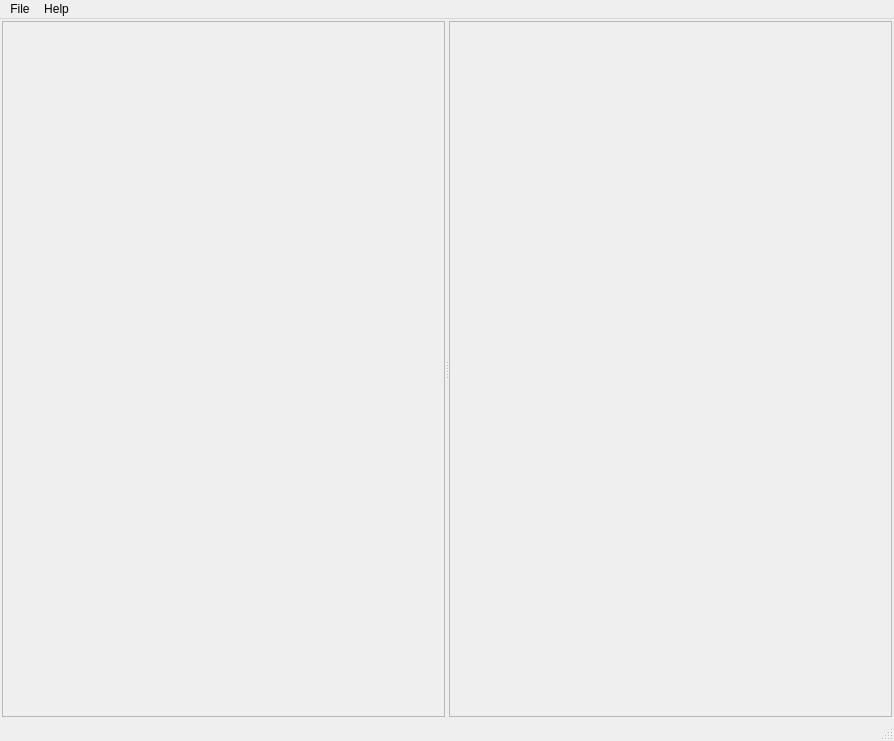
The window that src/gui/py_ui/main_window.ui (OleksanderShevchenko/family_album) describes before a commit, drawn with Qt 5.
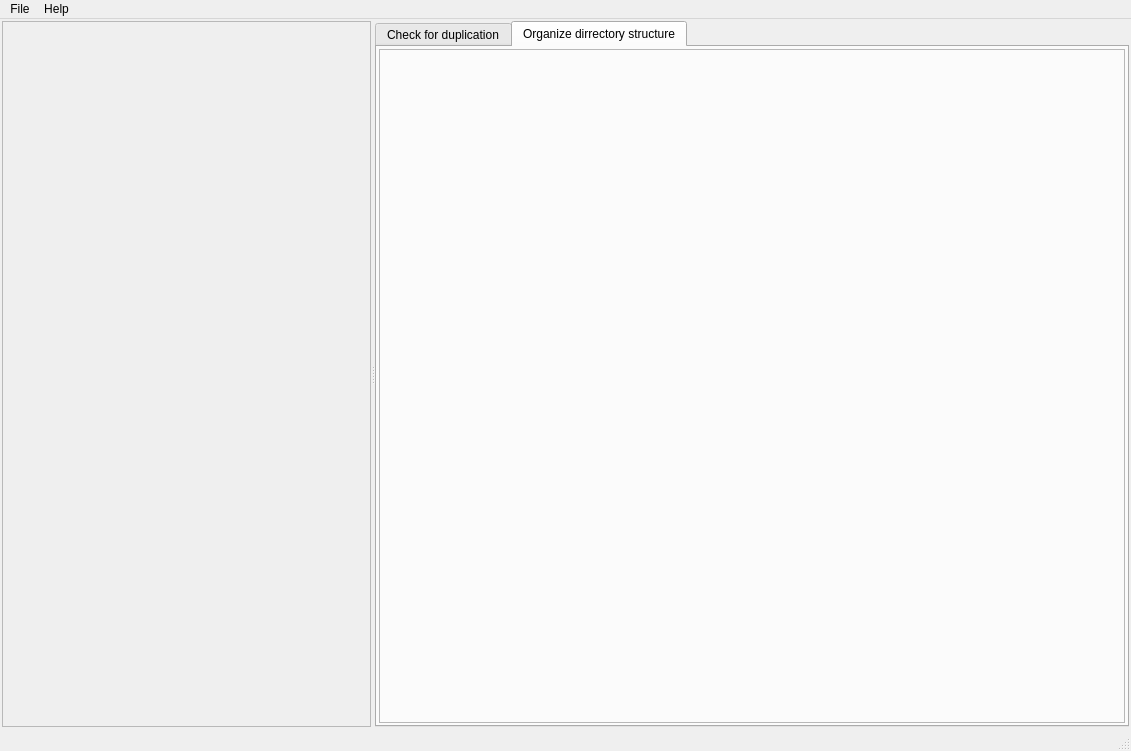
The same window after the commit. The open tabs and pages were chosen to show the change.

Commit message: Add tab widget as a container for tool widgets

The edit to the form file:
```diff
--- a/src/gui/py_ui/main_window.ui
+++ b/src/gui/py_ui/main_window.ui
@@ -6,15 +6,15 @@
    <rect>
     <x>0</x>
     <y>0</y>
-    <width>894</width>
-    <height>741</height>
+    <width>1131</width>
+    <height>751</height>
    </rect>
   </property>
   <property name="windowTitle">
    <string>MainWindow</string>
   </property>
   <widget class="QWidget" name="centralwidget">
-   <layout class="QHBoxLayout" name="horizontalLayout">
+   <layout class="QVBoxLayout" name="verticalLayout_3">
     <property name="spacing">
      <number>2</number>
     </property>
@@ -43,13 +43,74 @@
         <enum>QFrame::Raised</enum>
        </property>
       </widget>
-      <widget class="QFrame" name="files_space">
-       <property name="frameShape">
-        <enum>QFrame::StyledPanel</enum>
+      <widget class="QTabWidget" name="tabWidget">
+       <property name="currentIndex">
+        <number>0</number>
        </property>
-       <property name="frameShadow">
-        <enum>QFrame::Raised</enum>
-       </property>
+       <widget class="QWidget" name="tab">
+        <attribute name="title">
+         <string>Check for duplication</string>
+        </attribute>
+        <layout class="QVBoxLayout" name="verticalLayout">
+         <property name="spacing">
+          <number>2</number>
+         </property>
+         <property name="leftMargin">
+          <number>2</number>
+         </property>
+         <property name="topMargin">
+          <number>2</number>
+         </property>
+         <property name="rightMargin">
+          <number>2</number>
+         </property>
+         <property name="bottomMargin">
+          <number>2</number>
+         </property>
+         <item>
+          <widget class="QFrame" name="files_space">
+           <property name="frameShape">
+            <enum>QFrame::StyledPanel</enum>
+           </property>
+           <property name="frameShadow">
+            <enum>QFrame::Raised</enum>
+           </property>
+          </widget>
+         </item>
+        </layout>
+       </widget>
+       <widget class="QWidget" name="tab_2">
+        <attribute name="title">
+         <string>Organize dirrectory structure</string>
+        </attribute>
+        <layout class="QVBoxLayout" name="verticalLayout_2">
+         <property name="spacing">
+          <number>2</number>
+         </property>
+         <property name="leftMargin">
+          <number>2</number>
+         </property>
+         <property name="topMargin">
+          <number>2</number>
+         </property>
+         <property name="rightMargin">
+          <number>2</number>
+         </property>
+         <property name="bottomMargin">
+          <number>2</number>
+         </property>
+         <item>
+          <widget class="QFrame" name="organazing_space">
+           <property name="frameShape">
+            <enum>QFrame::StyledPanel</enum>
+           </property>
+           <property name="frameShadow">
+            <enum>QFrame::Raised</enum>
+           </property>
+          </widget>
+         </item>
+        </layout>
+       </widget>
       </widget>
      </widget>
     </item>
@@ -60,8 +121,8 @@
     <rect>
      <x>0</x>
      <y>0</y>
-     <width>894</width>
-     <height>18</height>
+     <width>1131</width>
+     <height>20</height>
     </rect>
    </property>
    <widget class="QMenu" name="menuFile">
```
